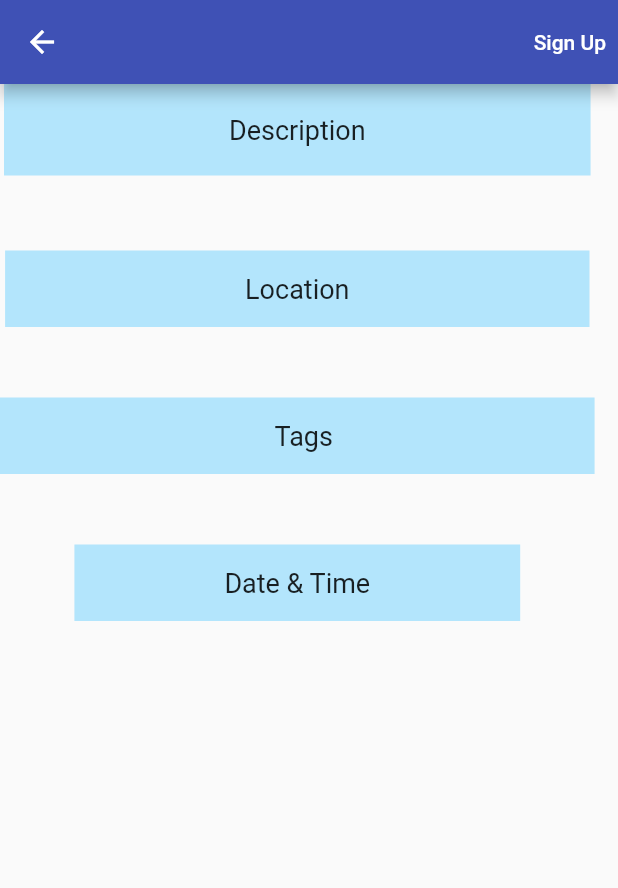
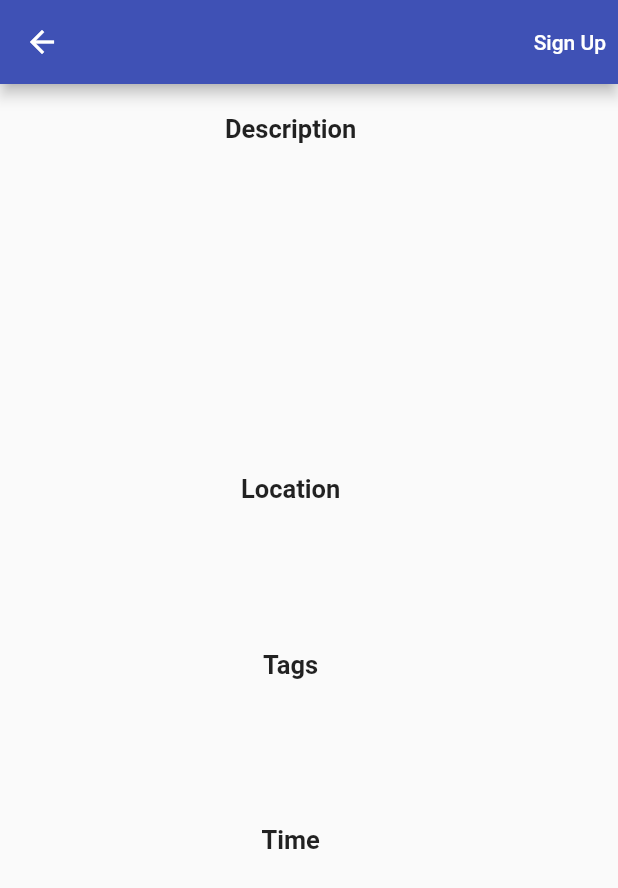
Before and after one commit to solbell2/volunTEEN, a Flutter app: the EventDetails screen opened directly with empty values, on a phone screen of 412 x 824 dp. Shown: the top 888 px of the screen. Run offline on Flutter 3.47's test engine with Material 2 defaults, Android fonts, the phone set to English and light mode, and no system bars; our stand-ins replace cloud_firestore, date_format, firebase_auth, firebase_core, shared_preferences; accounts and stored records are empty; Roboto replaces fonts that are missing (Raleway).

Commit message:
Update EventDetails.dart

```diff
--- a/lib/EventDetails.dart
+++ b/lib/EventDetails.dart
@@ -43,21 +43,20 @@ class EventDetailsState extends State<EventDetails> {
       body: Container(
         child: Column(
           children: <Widget>[
-
-            Container(
+            Padding(
               padding: EdgeInsets.symmetric(vertical: 20.0, horizontal: 150.0),
-                color: Colors.lightBlue[100],
               child: Text(
-                    "Description",
+                'Description',
                 textAlign: TextAlign.center,
-                    style : TextStyle(
-                      fontSize: 18,
-                    )
-                )
+                style: TextStyle(
+                  fontSize: 17,
+                  fontWeight: FontWeight.bold,
+                ),
+              ),
             ),
 
             Padding(
-              padding: EdgeInsets.symmetric(vertical: 15.0, horizontal: 10.0),
+              padding: EdgeInsets.symmetric(vertical: 80.0, horizontal: 150.0),
               child: Text(
                 info.description,
                 textAlign: TextAlign.center,
@@ -65,41 +64,41 @@ class EventDetailsState extends State<EventDetails> {
               ),
             ),
 
-            Container(
+            Padding(
+              padding: EdgeInsets.symmetric(vertical: 20.0, horizontal: 150.0),
               child: Text(
-                    "Location",
+                'Location',
                 textAlign: TextAlign.center,
-                    style : TextStyle(
-                      fontSize: 18,
-                    ),),
-                padding: EdgeInsets.symmetric(vertical: 15.0, horizontal: 160.0),
-                color: Colors.lightBlue[100],
+                style: TextStyle(
+                  fontSize: 17,
+                  fontWeight: FontWeight.bold,
+                ),
+              ),
             ),
 
-
-
             Padding(
-              padding: EdgeInsets.symmetric(vertical: 15.0, horizontal: 75.0),
+              padding: EdgeInsets.symmetric(vertical: 20.0, horizontal: 150.0),
               child: Text(
                 "${info.address}",
                 textAlign: TextAlign.center,
-                style: const TextStyle(fontWeight: FontWeight.bold, fontSize: 15),
+                style: const TextStyle(fontSize: 15),
               ),
             ),
 
-            Container(
+            Padding(
+              padding: EdgeInsets.symmetric(vertical: 20.0, horizontal: 150.0),
               child: Text(
-                "  Tags  ",
+                'Tags',
                 textAlign: TextAlign.center,
-                style : TextStyle(
-                  fontSize: 18,
-                ),),
-              padding: EdgeInsets.symmetric(vertical: 15.0, horizontal: 170.0),
-              color: Colors.lightBlue[100],
+                style: TextStyle(
+                  fontSize: 17,
+                  fontWeight: FontWeight.bold,
+                ),
+              ),
             ),
 
             Padding(
-              padding: EdgeInsets.symmetric(vertical: 15.0, horizontal: 10.0),
+              padding: EdgeInsets.symmetric(vertical: 20.0, horizontal: 150.0),
               child: Text(
                 "${info.tags}",
                 textAlign: TextAlign.center,
@@ -107,16 +106,16 @@ class EventDetailsState extends State<EventDetails> {
               ),
             ),
 
-            Container(
-                padding: EdgeInsets.symmetric(vertical: 15.0, horizontal: 100.0),
-                color: Colors.lightBlue[100],
+            Padding(
+              padding: EdgeInsets.symmetric(vertical: 20.0, horizontal: 150.0),
               child: Text(
-                    "Date & Time",
+                'Time',
                 textAlign: TextAlign.center,
-                    style : TextStyle(
-                      fontSize: 18,
-                    )
-                )
+                style: TextStyle(
+                  fontSize: 17,
+                  fontWeight: FontWeight.bold,
+                ),
+              ),
             ),
 
             Padding(
```
Lines whose indentation alone changed are shown as unchanged.
